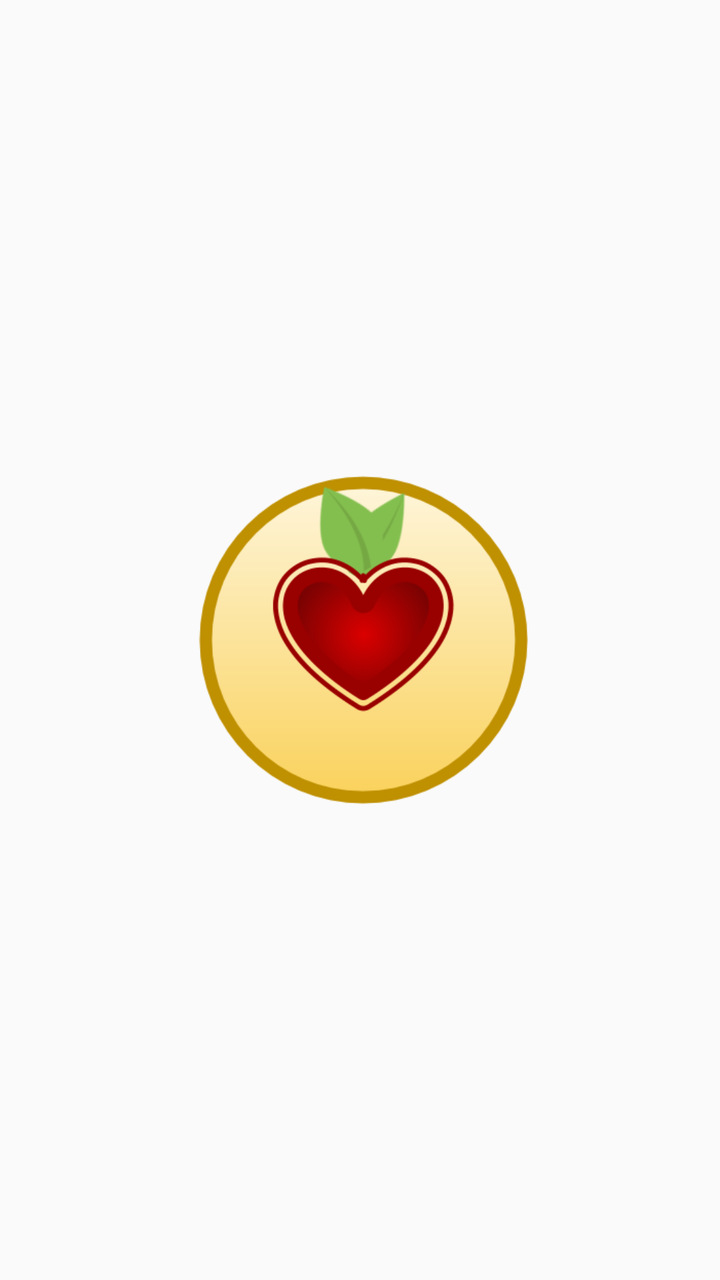
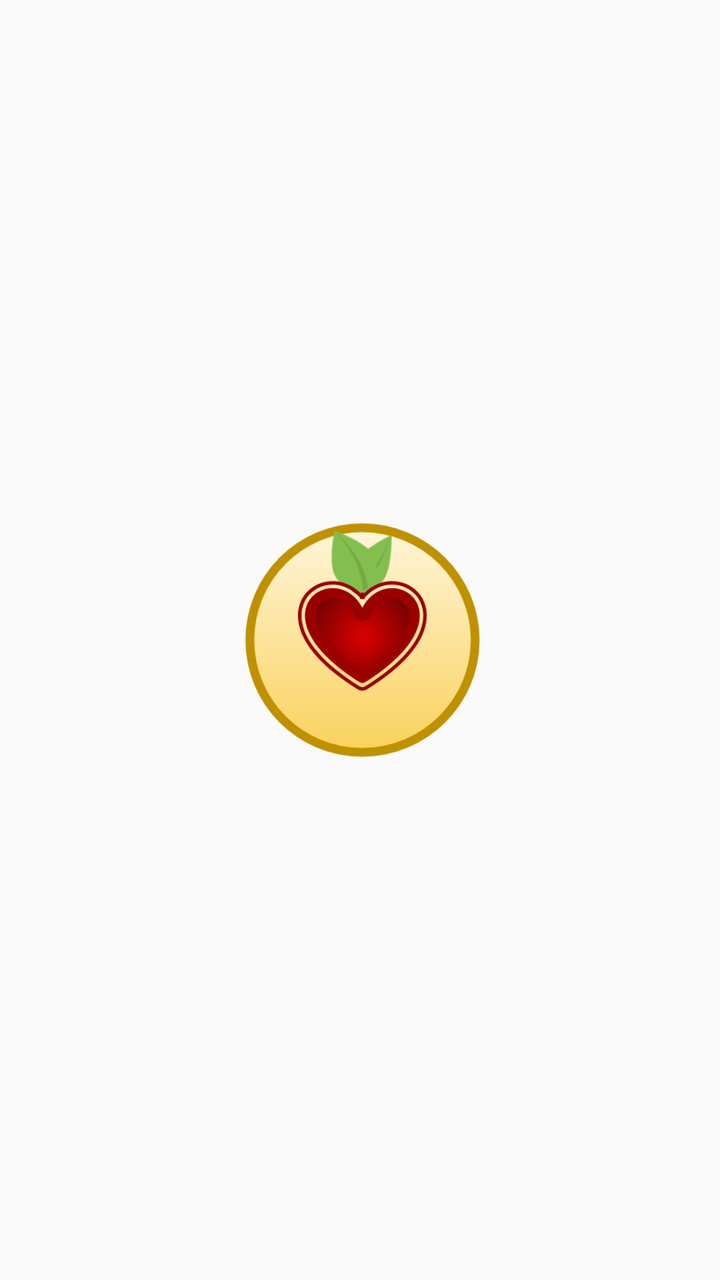

The first picture is an Android layout as it rendered before a commit; the second is the same layout after the commit. The layout source and the unified diff follow.
<!-- AndroidManifest.xml: application theme AppTheme -->
<!-- res/layout/placeholder_launch.xml -->
<?xml version="1.0" encoding="utf-8"?>
<LinearLayout xmlns:android="http://schemas.android.com/apk/res/android"
    xmlns:app="http://schemas.android.com/apk/res-auto"
    android:id="@+id/launch_placeholder"
    android:orientation="vertical"
    android:layout_width="match_parent"
    android:layout_height="match_parent">

    <FrameLayout
        android:layout_width="match_parent"
        android:layout_height="match_parent"
        android:padding="72dp">

        <ImageView
            android:layout_width="match_parent"
            android:layout_height="wrap_content"
            android:padding="24dp"
            android:adjustViewBounds="true"
            android:src="@mipmap/ic_launcher_round"
            android:layout_gravity="center"/>

        <ProgressBar
            android:id="@+id/launch_progress"
            android:layout_width="match_parent"
            android:layout_height="match_parent"
            android:layout_gravity="center"
            android:visibility="gone"/>

    </FrameLayout>

</LinearLayout>
<!-- resources referenced by this layout -->
<resources>
  <!-- mipmap ic_launcher_round: png bitmap (mipmap-xxhdpi, 23946 bytes) -->
  <style name="AppTheme" parent="Theme.AppCompat.Light.DarkActionBar">
          <item name="colorPrimary">@color/colorPrimary</item>
          <item name="colorPrimaryDark">@color/colorPrimaryDark</item>
          <item name="colorAccent">@color/colorAccent</item>
          <item name="popupMenuStyle">@style/AppTheme.PopupOverlay</item>
      </style>
  <color name="colorPrimary">#00B0FF</color>
  <color name="colorPrimaryDark">#0081CB</color>
  <color name="colorAccent">#FBC02D</color>
  <style name="AppTheme.PopupOverlay" parent="@android:style/Widget.PopupMenu">
          <item name="android:background">@color/colorPrimary</item>
      </style>
</resources>

<!-- the commit's change to res/layout/placeholder_launch.xml (unified diff, before → after) -->
@@ -14,7 +14,7 @@
         <ImageView
             android:layout_width="match_parent"
             android:layout_height="wrap_content"
-            android:padding="24dp"
+            android:padding="48dp"
             android:adjustViewBounds="true"
             android:src="@mipmap/ic_launcher_round"
             android:layout_gravity="center"/>
@@ -23,8 +23,9 @@
             android:id="@+id/launch_progress"
             android:layout_width="match_parent"
             android:layout_height="match_parent"
+            android:padding="24dp"
             android:layout_gravity="center"
-            android:visibility="gone"/>
+            style="@style/AppTheme.ProgressBar.Thin"/>
 
     </FrameLayout>
 
<!-- resource entries referenced after the edit -->
@@ -1,6 +1,12 @@
 <!-- resources referenced by this layout -->
 <resources>
   <!-- mipmap ic_launcher_round: png bitmap (mipmap-xxhdpi, 23946 bytes) -->
+  <style name="AppTheme.ProgressBar.Thin" parent="Base.Widget.AppCompat.ProgressBar">
+          <item name="android:layout_width">2dp</item>
+          <item name="android:layout_height">2dp</item>
+          <item name="android:indeterminate">true</item>
+          <item name="android:indeterminateTintMode">src_atop</item>
+      </style>
   <style name="AppTheme" parent="Theme.AppCompat.Light.DarkActionBar">
           <item name="colorPrimary">@color/colorPrimary</item>
           <item name="colorPrimaryDark">@color/colorPrimaryDark</item>
